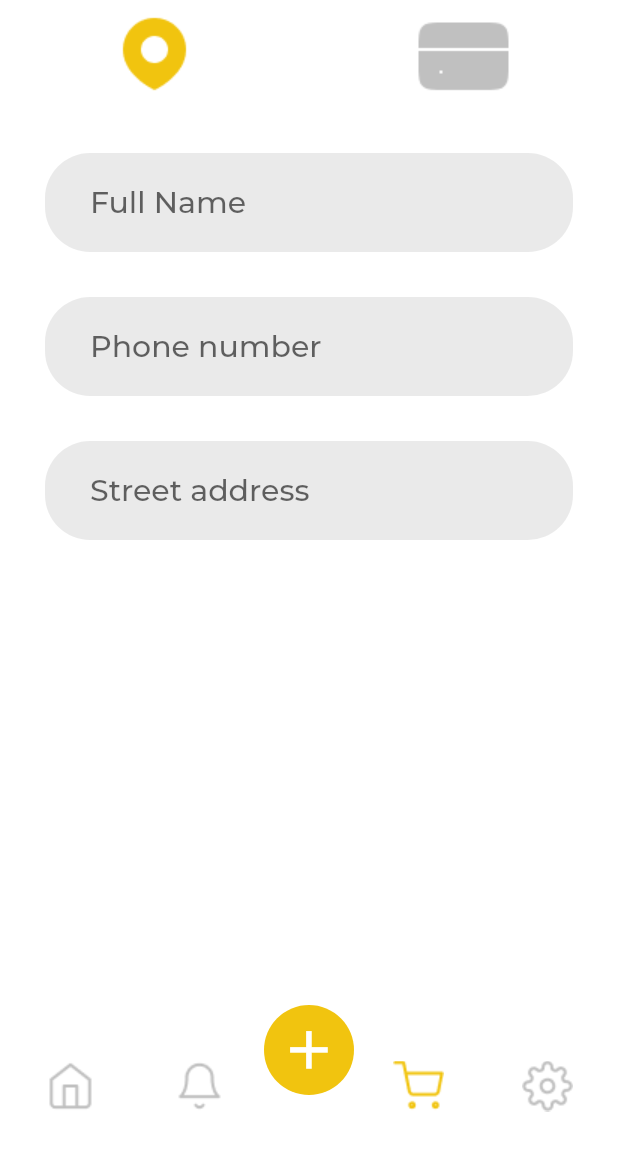
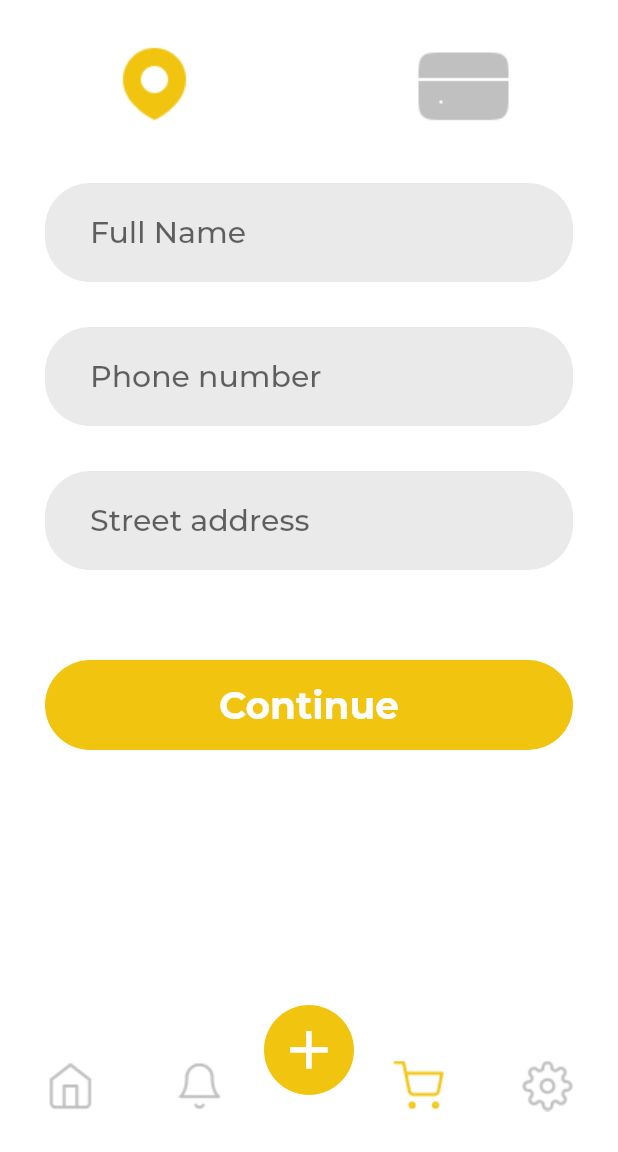
Before and after one commit to Gegerout/shopping_app, a Flutter app: the DeliveryPage screen opened directly, on a phone screen of 412 x 824 dp, the part 84-1236 px from its top. Run offline on Flutter 3.47's test engine with Material 2 defaults, Android fonts, the light colour scheme and no system bars; our stand-ins replace dio, dots_indicator, flutter_riverpod, google_fonts.

Commit message:
home screen update

```diff
--- a/lib/home/presentation/pages/delivery_page.dart
+++ b/lib/home/presentation/pages/delivery_page.dart
@@ -26,10 +26,7 @@ class _DeliveryPageState extends State<DeliveryPage> {
 
   @override
   Widget build(BuildContext context) {
-    final widgets = [
-      pinWidget(context),
-      cardWidget(context)
-    ];
+    final widgets = [pinWidget(context), cardWidget(context)];
 
     return Scaffold(
       appBar: AppBar(
@@ -64,7 +61,9 @@ class _DeliveryPageState extends State<DeliveryPage> {
       body: SingleChildScrollView(
         child: Column(
           children: [
-            Row(
+            Padding(
+              padding: const EdgeInsets.only(top: 20),
+              child: Row(
                 mainAxisAlignment: MainAxisAlignment.spaceAround,
                 children: [
                   InkWell(
@@ -88,7 +87,31 @@ class _DeliveryPageState extends State<DeliveryPage> {
                   )
                 ],
               ),
-            widgets.elementAt(currentTap)
+            ),
+            widgets.elementAt(currentTap),
+            const SizedBox(height: 60,),
+            Padding(
+              padding: const EdgeInsets.only(bottom: 20, left: 30, right: 30),
+              child: SizedBox(
+                width: double.infinity,
+                height: 60,
+                child: ElevatedButton(
+                    onPressed: () {
+                      //ref.read(buyProvider.notifier).addToCart(widget.title, widget.price, widget.image);
+                      //Navigator.push(context, MaterialPageRoute(builder: (context) => Scaffold(body: CartPage())));
+                    },
+                    style: ElevatedButton.styleFrom(
+                        elevation: 0,
+                        backgroundColor: const Color(0xFFF1C40F),
+                        shape: RoundedRectangleBorder(
+                            borderRadius: BorderRadius.circular(30))),
+                    child: Text(
+                      "Continue",
+                      style: GoogleFonts.montserrat(
+                          fontWeight: FontWeight.w700, fontSize: 25),
+                    )),
+              ),
+            ),
           ],
         ),
       ),
@@ -171,7 +194,8 @@ class _DeliveryPageState extends State<DeliveryPage> {
         ),
       ),
       floatingActionButtonLocation: FloatingActionButtonLocation.centerDocked,
-      floatingActionButton: MediaQuery.of(context).viewInsets.bottom == 0.0 ? Padding(
+      floatingActionButton: MediaQuery.of(context).viewInsets.bottom == 0.0
+          ? Padding(
               padding: const EdgeInsets.only(top: 40),
               child: SizedBox(
                 width: 60,
@@ -188,7 +212,8 @@ class _DeliveryPageState extends State<DeliveryPage> {
                   ),
                 ),
               ),
-      ) : null,
+            )
+          : null,
     );
   }
 
@@ -198,7 +223,9 @@ class _DeliveryPageState extends State<DeliveryPage> {
       child: SingleChildScrollView(
         child: Column(
           children: [
-            const SizedBox(height: 30,),
+            const SizedBox(
+              height: 30,
+            ),
             Container(
               width: double.infinity,
               height: 66,
@@ -224,7 +251,9 @@ class _DeliveryPageState extends State<DeliveryPage> {
                 ),
               ),
             ),
-            const SizedBox(height: 30,),
+            const SizedBox(
+              height: 30,
+            ),
             Container(
               width: double.infinity,
               height: 66,
@@ -250,7 +279,9 @@ class _DeliveryPageState extends State<DeliveryPage> {
                 ),
               ),
             ),
-            const SizedBox(height: 30,),
+            const SizedBox(
+              height: 30,
+            ),
             Container(
               width: double.infinity,
               height: 66,
@@ -283,6 +314,39 @@ class _DeliveryPageState extends State<DeliveryPage> {
   }
 
   Widget cardWidget(BuildContext context) {
-    return Column();
+    return Padding(
+      padding: const EdgeInsets.only(left: 30, right: 30),
+      child: Column(
+        children: [
+          const SizedBox(
+            height: 30,
+          ),
+          Container(
+            width: double.infinity,
+            height: 256,
+            decoration: BoxDecoration(
+                color: const Color(0xFFC4C4C4).withOpacity(0.35),
+                borderRadius: BorderRadius.circular(30)),
+            child: Column(
+              mainAxisAlignment: MainAxisAlignment.center,
+              children: [
+                InkWell(
+                    child: Image.asset("assets/images/plus-circle.png")
+                ),
+                TextButton(
+                    onPressed: () {},
+                    child: Text(
+                      "Add card",
+                      style: GoogleFonts.montserrat(
+                          fontWeight: FontWeight.w500,
+                          fontSize: 20,
+                          color: const Color(0xFFF1C40F)),
+                    ))
+              ],
+            ),
+          )
+        ],
+      ),
+    );
   }
 }
```
Also changed, not shown: assets/images/plus-circle.png (added). Lines whose indentation alone changed are shown as unchanged.
